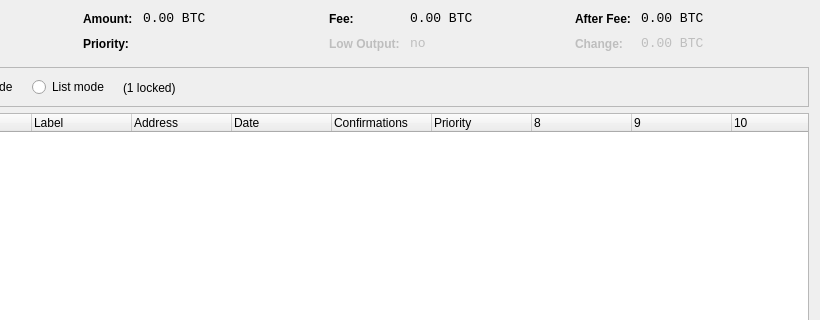
The window that src/qt/forms/coincontroldialog.ui (FeatherCoin/Feathercoin) describes before a commit, drawn with Qt 5; both pictures show x 180 to 1000 and y 0 to 320 of the 1000 by 500 pixel window.
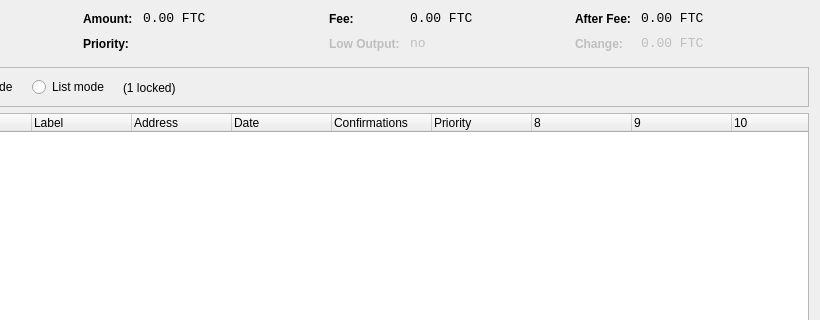
The same window after the commit. Custom widgets are drawn as their Qt base class.

Diff of the .ui file:
```diff
--- a/src/qt/forms/coincontroldialog.ui
+++ b/src/qt/forms/coincontroldialog.ui
@@ -141,7 +141,7 @@
           <enum>Qt::ActionsContextMenu</enum>
          </property>
          <property name="text">
-          <string notr="true">0.00 BTC</string>
+          <string notr="true">0.00 FTC</string>
          </property>
          <property name="textInteractionFlags">
           <set>Qt::LinksAccessibleByMouse|Qt::TextSelectableByKeyboard|Qt::TextSelectableByMouse</set>
@@ -221,7 +221,7 @@
           <enum>Qt::ActionsContextMenu</enum>
          </property>
          <property name="text">
-          <string notr="true">0.00 BTC</string>
+          <string notr="true">0.00 FTC</string>
          </property>
          <property name="textInteractionFlags">
           <set>Qt::LinksAccessibleByMouse|Qt::TextSelectableByKeyboard|Qt::TextSelectableByMouse</set>
@@ -307,7 +307,7 @@
           <enum>Qt::ActionsContextMenu</enum>
          </property>
          <property name="text">
-          <string notr="true">0.00 BTC</string>
+          <string notr="true">0.00 FTC</string>
          </property>
          <property name="textInteractionFlags">
           <set>Qt::LinksAccessibleByMouse|Qt::TextSelectableByKeyboard|Qt::TextSelectableByMouse</set>
@@ -345,7 +345,7 @@
           <enum>Qt::ActionsContextMenu</enum>
          </property>
          <property name="text">
-          <string notr="true">0.00 BTC</string>
+          <string notr="true">0.00 FTC</string>
          </property>
          <property name="textInteractionFlags">
           <set>Qt::LinksAccessibleByMouse|Qt::TextSelectableByKeyboard|Qt::TextSelectableByMouse</set>
```
